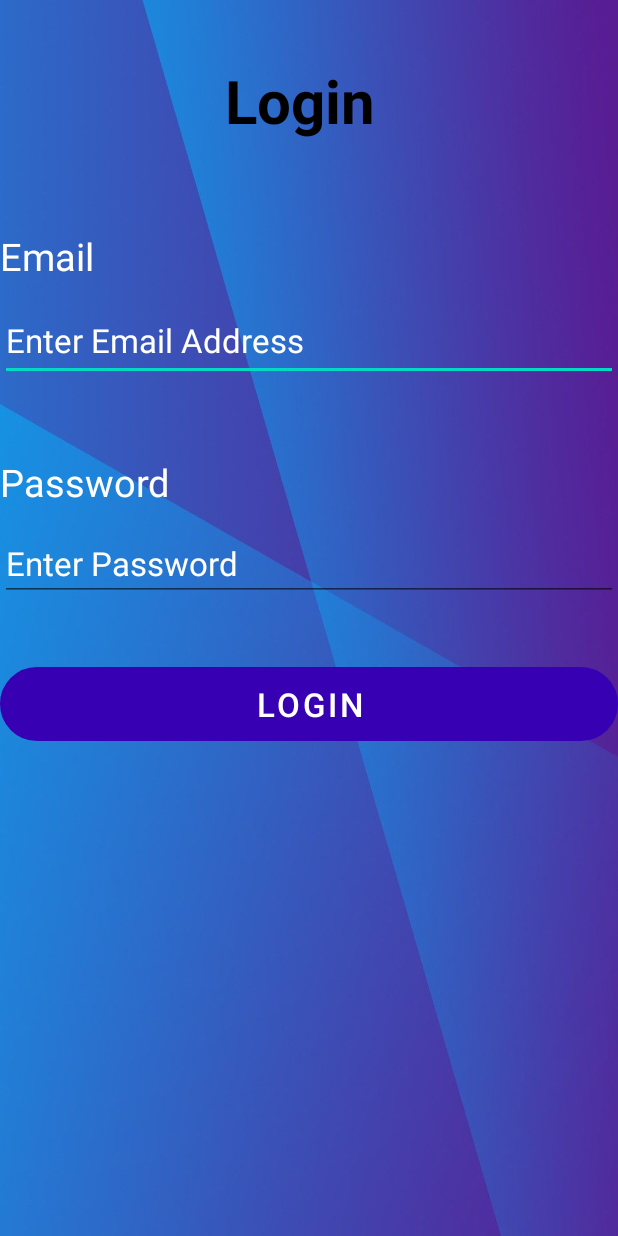
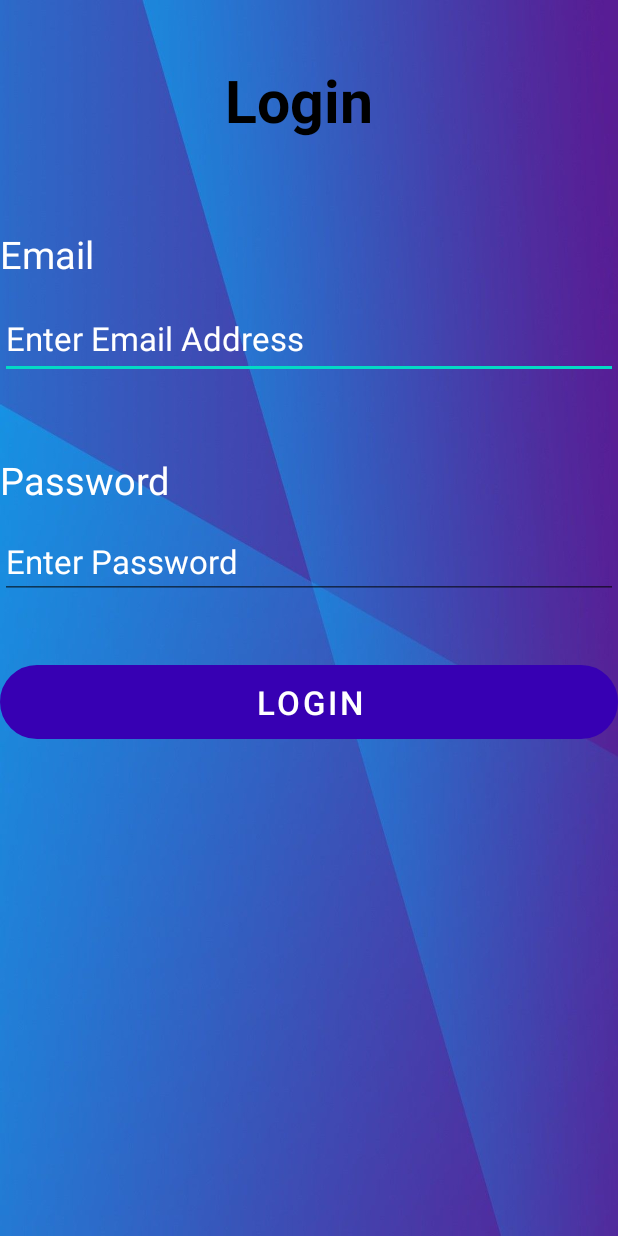
Before and after one commit to kjivrajani/Tutorial03, an Android app: the layout activity_main.xml on its own in the app's theme, with its tools: preview values and no code run, on a phone screen of 412 x 824 dp. Run offline under Robolectric (Android 15) with nearby library versions, the phone set to English and light mode, and no system bars.

Commit message:
activity_main.xmlchanged.

```diff
--- a/app/src/main/res/layout/activity_main.xml
+++ b/app/src/main/res/layout/activity_main.xml
@@ -6,6 +6,7 @@
     android:layout_height="match_parent"
     android:background="@drawable/bb"
     tools:context=".MainActivity">
+
 
     <TextView
         android:id="@+id/textLogin"
@@ -18,7 +19,7 @@
         android:layout_marginRight="226dp"
         android:text="Login"
         android:textColor="@color/black"
-        android:textSize="40sp"
+        android:textSize="39sp"
         android:textStyle="bold"
         app:layout_constraintEnd_toEndOf="parent"
         app:layout_constraintHorizontal_bias="0.0"
```
